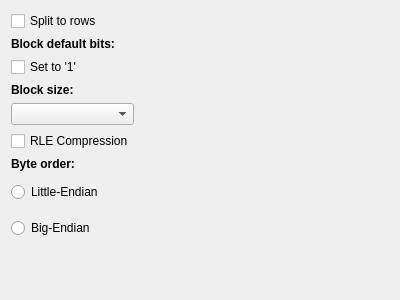
Above: controls/setup/parts/image/setuptabimage.ui from riuson/lcd-image-converter before the change. Below: the same form after it.
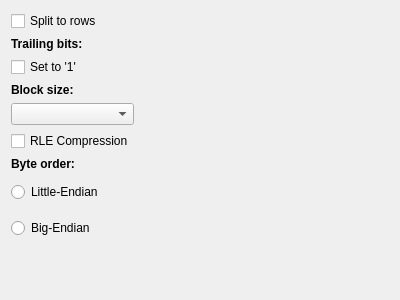
That is the form after the change.

Commit message: Update option name

Patch:
```diff
--- a/controls/setup/parts/image/setuptabimage.ui
+++ b/controls/setup/parts/image/setuptabimage.ui
@@ -34,7 +34,7 @@
           </font>
          </property>
          <property name="text">
-          <string>Block default bits:</string>
+          <string extracomment="Unused bits at the end of data blocks">Trailing bits:</string>
          </property>
         </widget>
        </item>
```
The commit also changes 1 other file.
